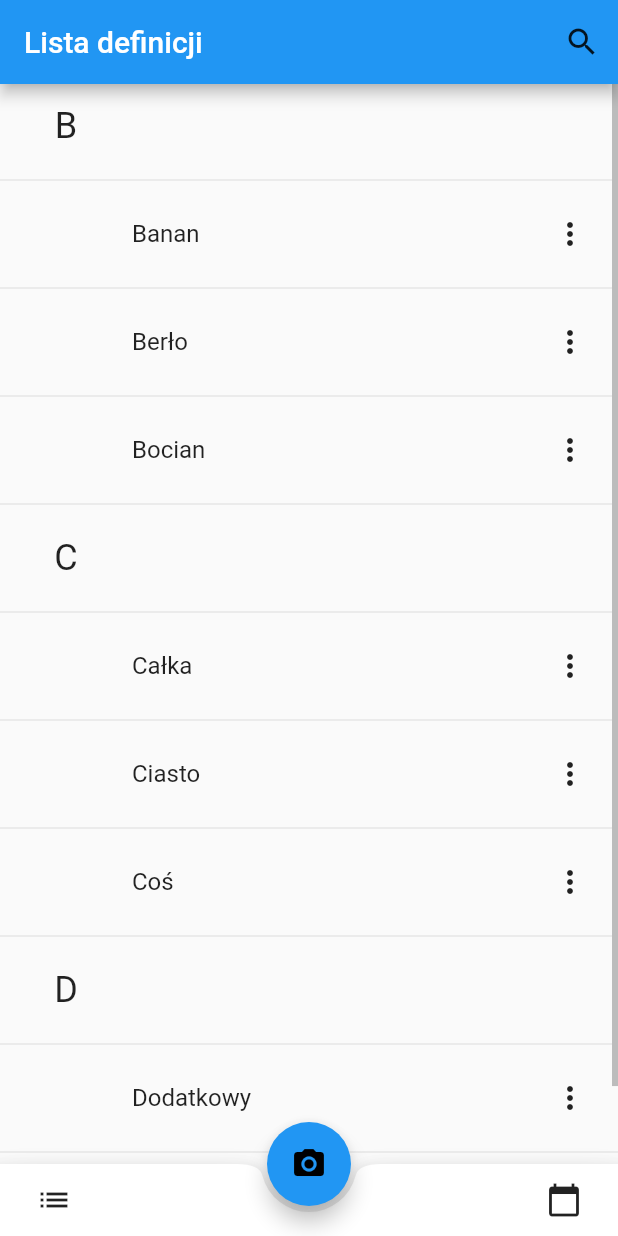
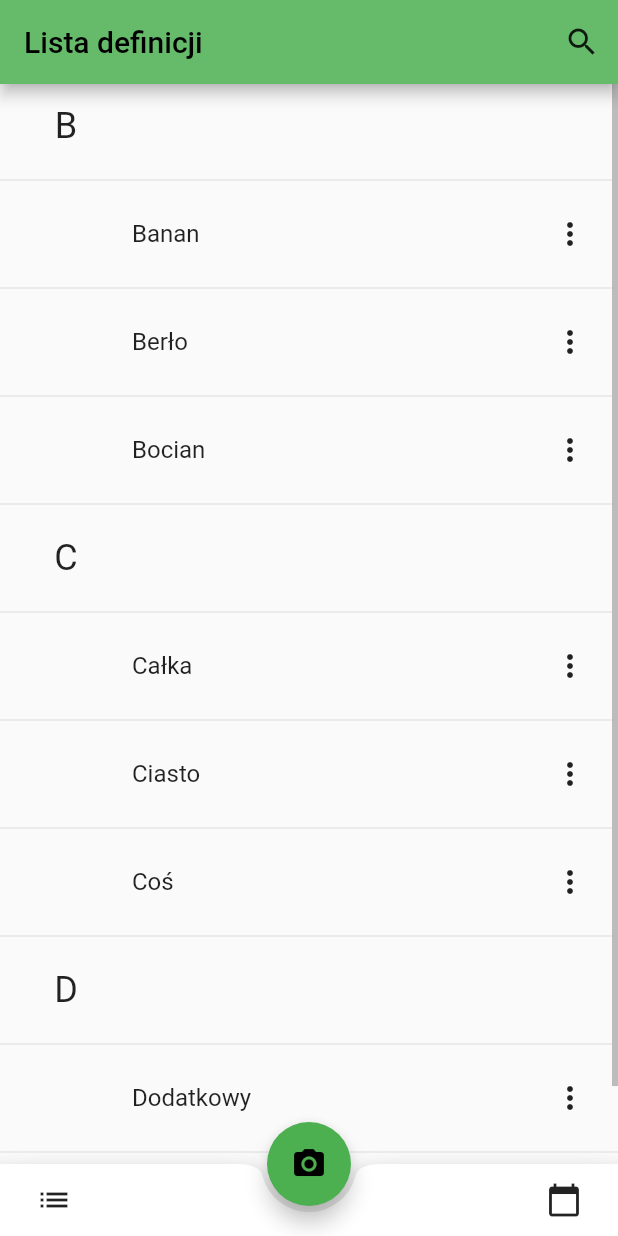
Before and after one commit to m-soltan/match_it, a Flutter app: the screen it shows after launch, on a phone screen of 412 x 824 dp. Run offline on Flutter 3.47's test engine with Material 2 defaults, Android fonts, the phone set to English and light mode, and no system bars; our stand-ins replace image_picker.

Commit message:
update primarySwatch

```diff
--- a/lib/main.dart
+++ b/lib/main.dart
@@ -24,7 +24,21 @@ class MyApp extends StatelessWidget {
         // or simply save your changes to "hot reload" in a Flutter IDE).
         // Notice that the counter didn't reset back to zero; the application
         // is not restarted.
-        primarySwatch: Colors.blue,
+        primarySwatch: MaterialColor(
+          0xFF66BB6A,
+          <int, Color>{
+            50: Color(0xFFE8F5E9),
+            100: Color(0xFFC8E6C9),
+            200: Color(0xFFA5D6A7),
+            300: Color(0xFF81C784),
+            400: Color(0xFF66BB6A),
+            500: Color(0xFF4CAF50),
+            600: Color(0xFF43A047),
+            700: Color(0xFF388E3C),
+            800: Color(0xFF2E7D32),
+            900: Color(0xFF1B5E20),
+          },
+        ),
       ),
       home: ListScreen(),
     );
```
